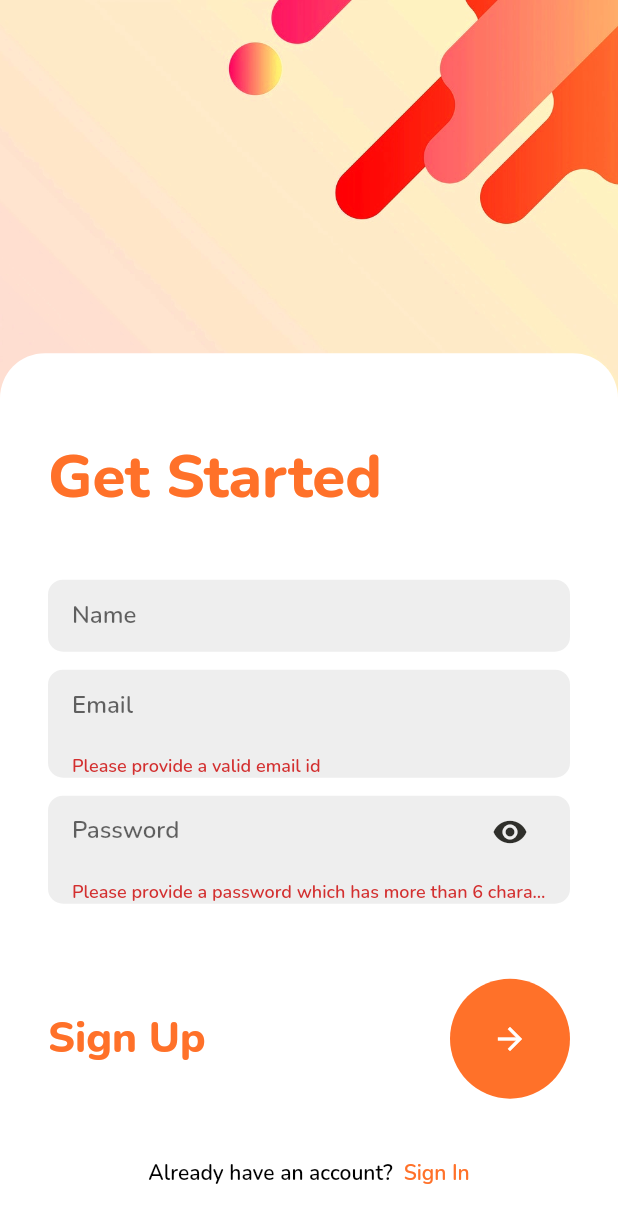
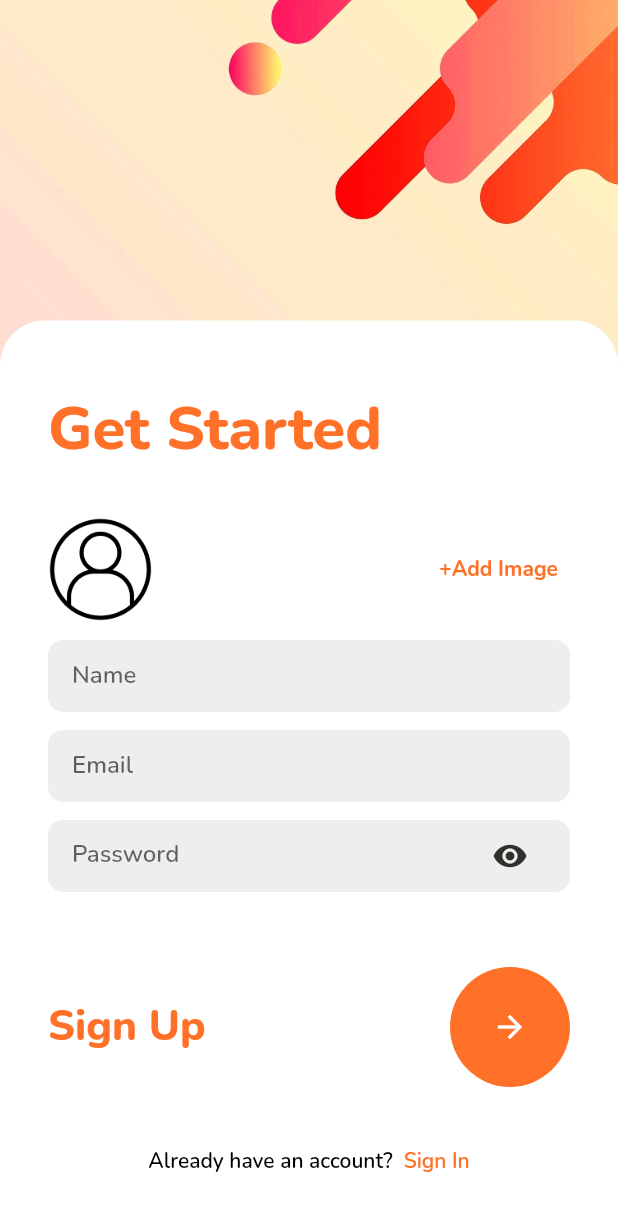
Before and after one commit to xybercommander/grocs_devfest_2.0, a Flutter app: the CustomerSignUp screen opened directly, after a tap on the "arrow forward" icon, on a phone screen of 412 x 824 dp. Shown: the top 1223 px of the screen. Run offline on Flutter 3.47's test engine with Material 2 defaults, Android fonts, the light colour scheme and no system bars; our stand-ins replace cloud_firestore, firebase_auth, firebase_core, firebase_storage, flutter_switch, fluttertoast and 5 more; missing offline and left inert: encrypt; accounts and stored records are empty; project files that could hold a hidden picture were left out.

Commit message:
implementing image upload to firebase storage

```diff
--- a/lib/views/AuthPages/customer_sign_up.dart
+++ b/lib/views/AuthPages/customer_sign_up.dart
@@ -1,5 +1,9 @@
 // @dart=2.9
+import 'dart:io';
+
+import 'package:firebase_storage/firebase_storage.dart';
 import 'package:flutter/material.dart';
+import 'package:fluttertoast/fluttertoast.dart';
 import 'package:grocs/constants/user_constants.dart';
 import 'package:grocs/services/auth.dart';
 import 'package:grocs/services/database.dart';
@@ -8,6 +12,7 @@ import 'package:grocs/utils/colors.dart';
 import 'package:grocs/views/AuthPages/profile_type.dart';
 import 'package:grocs/views/AuthPages/sign_in_page.dart';
 import 'package:grocs/views/navigator_page.dart';
+import 'package:image_picker/image_picker.dart';
 import 'package:page_transition/page_transition.dart';
 
 class CustomerSignUp extends StatefulWidget {
@@ -24,36 +29,66 @@ class _CustomerSignUpState extends State<CustomerSignUp> {
   TextEditingController password = TextEditingController();
 
   bool hidePassword = true;
+  File _image;
+  String imgUrl = '';
 
   AuthMethods authMethods = AuthMethods();
   DatabaseMethods databaseMethods = DatabaseMethods();
 
   final formKey = GlobalKey<FormState>();
 
-  customerSignUp() {
-    authMethods.signUpWithEmailAndPassword(email.text, password.text)
-        .then((value) {
-          UserConstants.name = name.text;
-          UserConstants.email = email.text;
-          UserConstants.isShop = false;
+  customerSignUp() async {
+    if(_image != null) {
+      await uploadPic();
+      print(imgUrl);
+    }
 
-          Map<String, dynamic> customerInfo = {
-            'name': name.text,
-            'email': email.text,
-            'isShop': false
-          };
-          databaseMethods.uploadUserInfo(customerInfo);
+    // authMethods.signUpWithEmailAndPassword(email.text, password.text)
+    //     .then((value) {
+    //       UserConstants.name = name.text;
+    //       UserConstants.email = email.text;
+    //       UserConstants.isShop = false;
 
-          SharedPref.saveNameSharedPreference(name.text);
-          SharedPref.saveEmailSharedPreference(email.text);
-          SharedPref.saveIsShopSharedPreference(false);
-          SharedPref.saveLoggedInSharedPreference(true);
+    //       Map<String, dynamic> customerInfo = {
+    //         'name': name.text,
+    //         'email': email.text,
+    //         'isShop': false
+    //       };
+    //       databaseMethods.uploadUserInfo(customerInfo);
 
-          Navigator.pushReplacement(context, PageTransition(
-            child: NavigatorPage(),
-            type: PageTransitionType.rightToLeftWithFade
-          ));
-        });
+    //       SharedPref.saveNameSharedPreference(name.text);
+    //       SharedPref.saveEmailSharedPreference(email.text);
+    //       SharedPref.saveIsShopSharedPreference(false);
+    //       SharedPref.saveLoggedInSharedPreference(true);
+
+    //       Navigator.pushReplacement(context, PageTransition(
+    //         child: NavigatorPage(),
+    //         type: PageTransitionType.rightToLeftWithFade
+    //       ));
+    //     });
+  }
+
+  final picker = ImagePicker();
+  Future getImage() async {
+    PickedFile pickedFile = await picker.getImage(source: ImageSource.gallery);
+    setState(() {
+      if (pickedFile != null) {
+        _image = File(pickedFile.path);
+      } else {
+        Fluttertoast.showToast(
+            msg: 'No Image Picked!',
+            textColor: Colors.white,
+            backgroundColor: Color.fromRGBO(253, 170, 142, 1));
+      }
+    });
+  }
+
+  Future uploadPic() async {
+    final file = _image;
+    FirebaseStorage storage = FirebaseStorage.instance;
+    Reference reference = storage.ref().child(file.path);
+    await reference.putFile(file);
+    imgUrl = await reference.getDownloadURL();
   }
 
   @override
@@ -76,7 +111,7 @@ class _CustomerSignUpState extends State<CustomerSignUp> {
               Container(
                 padding: EdgeInsets.only(top: 16),
                 width: MediaQuery.of(context).size.width,
-                height: MediaQuery.of(context).size.height / 1.4,
+                height: MediaQuery.of(context).size.height / 1.35,
                 decoration: BoxDecoration(
                   color: Colors.white,
                   borderRadius: BorderRadius.only(
@@ -90,7 +125,7 @@ class _CustomerSignUpState extends State<CustomerSignUp> {
                     crossAxisAlignment: CrossAxisAlignment.start,
                     children: [
                       Container(
-                        padding: EdgeInsets.symmetric(vertical: 40, horizontal: 32),
+                        padding: EdgeInsets.symmetric(vertical: 30, horizontal: 32),
                         child: Text(
                           'Get Started',
                           style: TextStyle(
@@ -101,6 +136,34 @@ class _CustomerSignUpState extends State<CustomerSignUp> {
                           ),
                         ),
                       ),
+                      Container(
+                        padding: EdgeInsets.symmetric(horizontal: 32),
+                        child: Row(
+                          mainAxisAlignment: MainAxisAlignment.spaceBetween,
+                          children: [
+                            CircleAvatar(
+                              backgroundImage: _image == null
+                                  ? AssetImage('assets/images/account_image.png')
+                                  : FileImage(_image),
+                              backgroundColor: Colors.transparent,
+                              radius: 35,
+                            ),
+                            TextButton(
+                              onPressed: () {
+                                getImage();
+                              },
+                              child: Text(
+                                '+Add Image',
+                                style: TextStyle(
+                                  color: AppColors.lightTheme,
+                                  fontFamily: 'Nunito-Bold'
+                                ),
+                              ),
+                            )
+                          ],
+                        ),
+                      ),
+                      SizedBox(height: 12,),
                       Container(
                         padding: EdgeInsets.symmetric(horizontal: 16),
                         margin: EdgeInsets.symmetric(horizontal: 32),
@@ -186,9 +249,10 @@ class _CustomerSignUpState extends State<CustomerSignUp> {
                             ),
                             InkWell(
                               onTap: () {
-                                if(formKey.currentState.validate()) {
-                                  customerSignUp();
-                                }
+                                customerSignUp();
+                                // if(formKey.currentState.validate()) {
+                                //   customerSignUp();
+                                // }
                               },
                               child: Container(
                                 height: 80,
--- a/pubspec.yaml
+++ b/pubspec.yaml
@@ -32,6 +32,9 @@ dependencies:
   encrypt: ^5.0.1
   random_string: ^2.3.1
   flutter_switch: ^0.3.2
+  image_picker: ^0.7.0
+  fluttertoast: ^8.0.8
+  firebase_storage: ^8.0.0
 
   # The following adds the Cupertino Icons font to your application.
   # Use with the CupertinoIcons class for iOS style icons.
```
Also changed, not shown: pubspec.lock.
